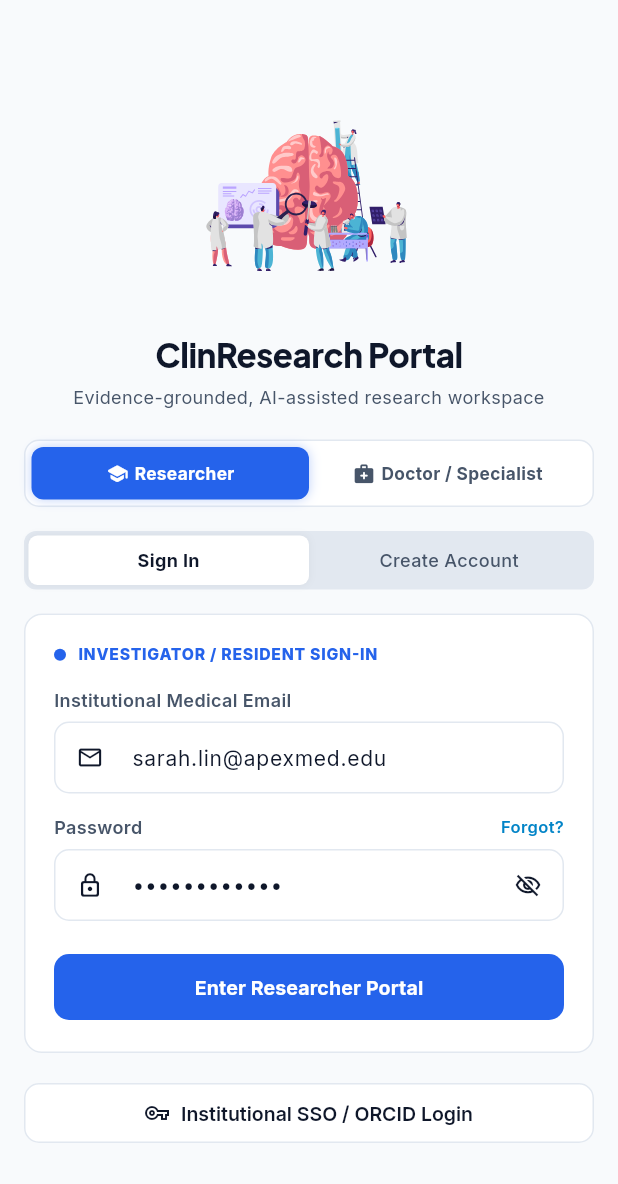
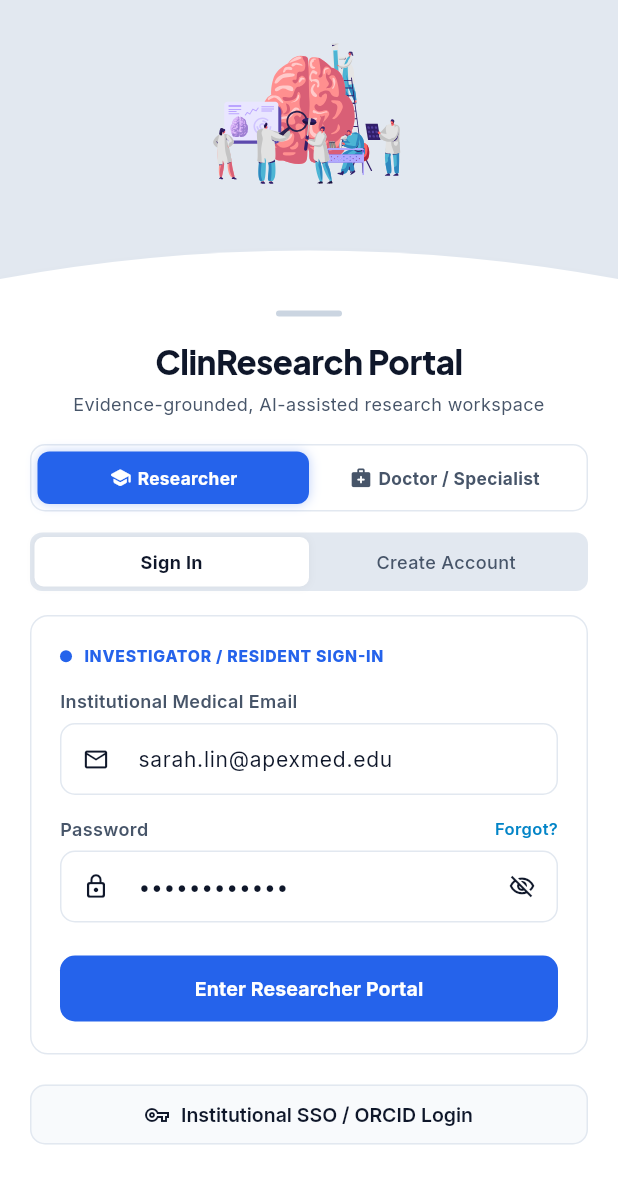
Before and after one commit to AbdurRahman-05/medical-app-backend, a Flutter app: the screen it shows after launch, after a tap on "Institutional SSO / ORCID Login", after a tap on the "logout" icon, on a phone screen of 412 x 824 dp. Shown: the top 1184 px of the screen. Run offline on Flutter 3.47's test engine with Material 3 defaults, Android fonts, the phone set to English and light mode, and no system bars; our stand-ins replace flutter_riverpod, google_fonts, lottie; missing offline and left inert: postgres; network calls fail.

Commit message:
feat(ui): Curved upward arch bottom reveal sheet with slide-up entrance animation for login form

```diff
--- a/lib/features/auth/login_screen.dart
+++ b/lib/features/auth/login_screen.dart
@@ -14,7 +14,11 @@ class LoginScreen extends ConsumerStatefulWidget {
   ConsumerState<LoginScreen> createState() => _LoginScreenState();
 }
 
-class _LoginScreenState extends ConsumerState<LoginScreen> {
+class _LoginScreenState extends ConsumerState<LoginScreen> with SingleTickerProviderStateMixin {
+  late AnimationController _revealController;
+  late Animation<Offset> _slideAnimation;
+  late Animation<double> _fadeAnimation;
+
   bool _isCreateAccountMode = false;
   UserRole _selectedRole = UserRole.researcher;
 
@@ -101,7 +105,28 @@ class _LoginScreenState extends ConsumerState<LoginScreen> {
   }
 
   @override
+  void initState() {
+    super.initState();
+    _revealController = AnimationController(
+      vsync: this,
+      duration: const Duration(milliseconds: 750),
+    );
+    _slideAnimation = Tween<Offset>(
+      begin: const Offset(0, 0.35),
+      end: Offset.zero,
+    ).animate(CurvedAnimation(
+      parent: _revealController,
+      curve: Curves.easeOutCubic,
+    ));
+    _fadeAnimation = Tween<double>(begin: 0.0, end: 1.0).animate(
+      CurvedAnimation(parent: _revealController, curve: Curves.easeOut),
+    );
+    _revealController.forward();
+  }
+
+  @override
   void dispose() {
+    _revealController.dispose();
     _emailController.dispose();
     _passwordController.dispose();
     _regIdController.dispose();
@@ -117,21 +142,18 @@ class _LoginScreenState extends ConsumerState<LoginScreen> {
   @override
   Widget build(BuildContext context) {
     return Scaffold(
-      backgroundColor: AppTheme.bgSurface,
+      backgroundColor: const Color(0xFFE2E8F0), // Cool Slate Backdrop
       body: SafeArea(
+        bottom: false,
+        child: Column(
+          children: [
+            // Top Section: Floating Mascot Animation
+            Padding(
+              padding: const EdgeInsets.only(top: 8, bottom: 6),
               child: Center(
-          child: SingleChildScrollView(
-            padding: const EdgeInsets.symmetric(horizontal: 16, vertical: 16),
-            child: ConstrainedBox(
-              constraints: const BoxConstraints(maxWidth: 500),
-              child: Column(
-                crossAxisAlignment: CrossAxisAlignment.stretch,
-                children: [
-                  // App Brand Animated Mascot (Transparent, No Background or Circle)
-                  Center(
                 child: SizedBox(
-                      width: 150,
-                      height: 150,
+                  width: 140,
+                  height: 140,
                   child: Lottie.asset(
                     'assets/animations/Perulogy.json',
                     fit: BoxFit.contain,
@@ -153,7 +175,46 @@ class _LoginScreenState extends ConsumerState<LoginScreen> {
                   ),
                 ),
               ),
-                  const SizedBox(height: 12),
+            ),
+
+            // Bottom Curved Reveal Sheet (Animated Slide from down to up)
+            Expanded(
+              child: SlideTransition(
+                position: _slideAnimation,
+                child: FadeTransition(
+                  opacity: _fadeAnimation,
+                  child: CustomPaint(
+                    painter: CurvedSheetPainter(
+                      color: Colors.white,
+                      shadowColor: const Color(0xFF0F172A).withValues(alpha: 0.15),
+                    ),
+                    child: ClipPath(
+                      clipper: CurvedSheetClipper(),
+                      child: Container(
+                        width: double.infinity,
+                        color: Colors.white,
+                        child: Center(
+                          child: ConstrainedBox(
+                            constraints: const BoxConstraints(maxWidth: 500),
+                            child: SingleChildScrollView(
+                              padding: const EdgeInsets.fromLTRB(20, 24, 20, 28),
+                              child: Column(
+                                crossAxisAlignment: CrossAxisAlignment.stretch,
+                                children: [
+                                  // Drag indicator / pill
+                                  Center(
+                                    child: Container(
+                                      width: 44,
+                                      height: 4,
+                                      decoration: BoxDecoration(
+                                        color: const Color(0xFFCBD5E1),
+                                        borderRadius: BorderRadius.circular(2),
+                                      ),
+                                    ),
+                                  ),
+                                  const SizedBox(height: 14),
+
+                                  // App Brand Header inside the curved reveal sheet
                                   Text(
                                     'ClinResearch Portal',
                                     textAlign: TextAlign.center,
@@ -175,14 +236,58 @@ class _LoginScreenState extends ConsumerState<LoginScreen> {
                                       color: AppTheme.textSecondary,
                                     ),
                                   ),
-                  const SizedBox(height: 20),
+                                  const SizedBox(height: 18),
 
                                   // Role Segment Switcher (2 Roles)
                                   _buildRoleSwitcher(),
+                                  const SizedBox(height: 14),
+
+                                  // Sign In / Create Account Toggle Tab
+                                  _buildModeToggle(),
                                   const SizedBox(height: 16),
 
-                  // Sign In / Create Account Toggle Tab
-                  Container(
+                                  // Main Form Card (Sign In OR Create Account)
+                                  if (!_isCreateAccountMode)
+                                    _buildSignInCard()
+                                  else
+                                    _buildCreateAccountCard(),
+
+                                  const SizedBox(height: 16),
+
+                                  // SSO Button
+                                  OutlinedButton.icon(
+                                    onPressed: _performLogin,
+                                    icon: const Icon(Icons.vpn_key_outlined, size: 16, color: AppTheme.primaryNavy),
+                                    label: const Text(
+                                      'Institutional SSO / ORCID Login',
+                                      maxLines: 1,
+                                      overflow: TextOverflow.ellipsis,
+                                    ),
+                                    style: OutlinedButton.styleFrom(
+                                      padding: const EdgeInsets.symmetric(vertical: 12, horizontal: 8),
+                                      backgroundColor: const Color(0xFFF8FAFC),
+                                      side: const BorderSide(color: Color(0xFFE2E8F0)),
+                                    ),
+                                  ),
+                                ],
+                              ),
+                            ),
+                          ),
+                        ),
+                      ),
+                    ),
+                  ),
+                ),
+              ),
+            ),
+          ],
+        ),
+      ),
+    );
+  }
+
+  Widget _buildModeToggle() {
+    return Container(
       decoration: BoxDecoration(
         color: const Color(0xFFE2E8F0),
         borderRadius: BorderRadius.circular(8),
@@ -241,37 +346,6 @@ class _LoginScreenState extends ConsumerState<LoginScreen> {
             ),
           ),
         ],
-                    ),
-                  ),
-                  const SizedBox(height: 16),
-
-                  // Main Form Card (Sign In OR Create Account)
-                  if (!_isCreateAccountMode)
-                    _buildSignInCard()
-                  else
-                    _buildCreateAccountCard(),
-
-                  const SizedBox(height: 16),
-
-                  // SSO Button
-                  OutlinedButton.icon(
-                    onPressed: _performLogin,
-                    icon: const Icon(Icons.vpn_key_outlined, size: 16, color: AppTheme.primaryNavy),
-                    label: const Text(
-                      'Institutional SSO / ORCID Login',
-                      maxLines: 1,
-                      overflow: TextOverflow.ellipsis,
-                    ),
-                    style: OutlinedButton.styleFrom(
-                      padding: const EdgeInsets.symmetric(vertical: 12, horizontal: 8),
-                      backgroundColor: Colors.white,
-                    ),
-                  ),
-                ],
-              ),
-            ),
-          ),
-        ),
       ),
     );
   }
@@ -638,3 +712,47 @@ class _LoginScreenState extends ConsumerState<LoginScreen> {
     );
   }
 }
+
+/// Custom painter to draw an upward curved arch with smooth elevation drop shadow
+class CurvedSheetPainter extends CustomPainter {
+  final Color color;
+  final Color shadowColor;
+
+  const CurvedSheetPainter({
+    required this.color,
+    required this.shadowColor,
+  });
+
+  @override
+  void paint(Canvas canvas, Size size) {
+    const curveHeight = 32.0;
+    final path = Path()
+      ..moveTo(0, curveHeight)
+      ..quadraticBezierTo(size.width / 2, -6.0, size.width, curveHeight)
+      ..lineTo(size.width, size.height)
+      ..lineTo(0, size.height)
+      ..close();
+
+    canvas.drawShadow(path, shadowColor, 16.0, true);
+  }
+
+  @override
+  bool shouldRepaint(covariant CustomPainter oldDelegate) => false;
+}
+
+/// Custom clipper to clip the white surface into the same curved arch structure
+class CurvedSheetClipper extends CustomClipper<Path> {
+  @override
+  Path getClip(Size size) {
+    const curveHeight = 32.0;
+    return Path()
+      ..moveTo(0, curveHeight)
+      ..quadraticBezierTo(size.width / 2, -6.0, size.width, curveHeight)
+      ..lineTo(size.width, size.height)
+      ..lineTo(0, size.height)
+      ..close();
+  }
+
+  @override
+  bool shouldReclip(covariant CustomClipper<Path> oldClipper) => false;
+}
```
Lines whose indentation alone changed are shown as unchanged.
